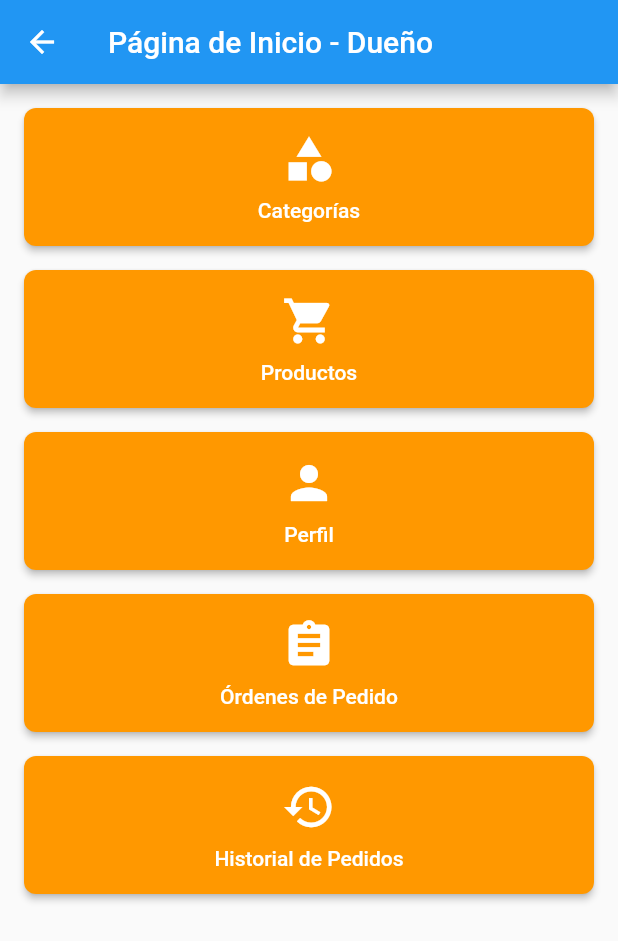
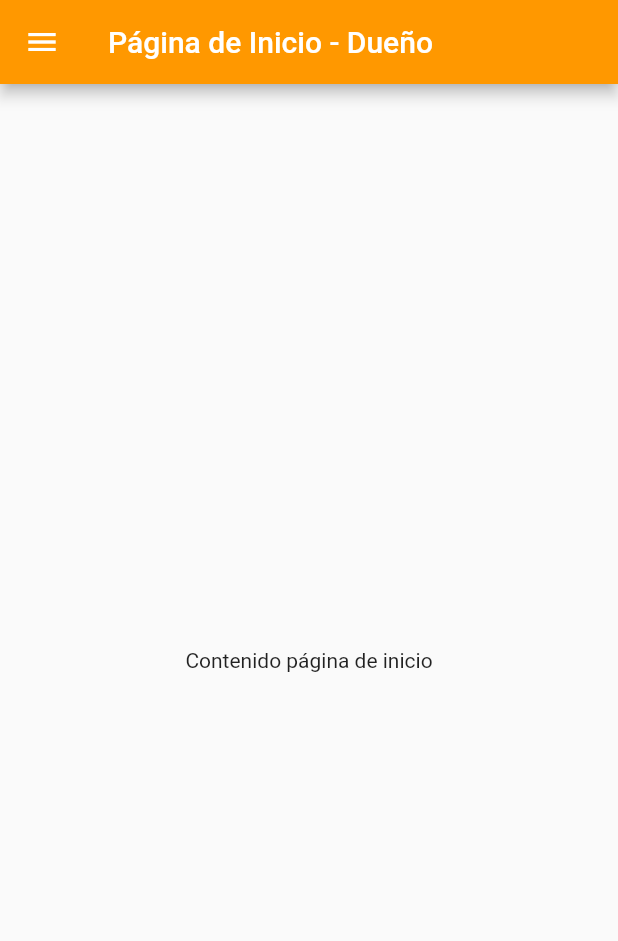
Before and after one commit to CHRISTIANAGUIRRE16/admin_clue_front, a Flutter app: the HomeScreen screen opened directly, on a phone screen of 412 x 824 dp. Shown: the top 941 px of the screen. Run offline on Flutter 3.47's test engine with Material 2 defaults, Android fonts, the phone set to English and light mode, and no system bars; our stand-ins replace carousel_slider; missing offline and left inert: dart:js.

Commit message:
cambios 2

```diff
--- a/lib/screens/home_screen.dart
+++ /dev/null
@@ -1,132 +0,0 @@
-import 'package:flutter/material.dart';
-
-void main() {
-  runApp(MyApp());
-}
-
-class MyApp extends StatelessWidget {
-  @override
-  Widget build(BuildContext context) {
-    return MaterialApp(
-      title: 'Tienda de Víveres - Dueño',
-      theme: ThemeData(
-        primarySwatch: Colors.orange,
-        visualDensity: VisualDensity.adaptivePlatformDensity,
-      ),
-      home: HomeScreen(),
-    );
-  }
-}
-
-class HomeScreen extends StatelessWidget {
-  @override
-  Widget build(BuildContext context) {
-    return Scaffold(
-      appBar: AppBar(
-        title: Text('Página de Inicio - Dueño'),
-      ),
-      body: Padding(
-        padding: const EdgeInsets.all(16.0),
-        child: ListView(
-          children: [
-            CustomButton(
-              text: 'Categorías',
-              icon: Icons.category,
-              onPressed: () {
-                // Navegar a la página de categorías
-                Navigator.push(
-                  context,
-                  MaterialPageRoute(builder: (context) => CategoriesScreen()),
-                );
-              },
-            ),
-            SizedBox(height: 16.0),
-            CustomButton(
-              text: 'Productos',
-              icon: Icons.shopping_cart,
-              onPressed: () {
-                // Navegar a la página de productos
-                Navigator.push(
-                  context,
-                  MaterialPageRoute(builder: (context) => ProductsPage()),
-                );
-              },
-            ),
-            SizedBox(height: 16.0),
-            CustomButton(
-              text: 'Perfil',
-              icon: Icons.person,
-              onPressed: () {
-                // Navegar a la página de perfil
-                Navigator.push(
-                  context,
-                  MaterialPageRoute(builder: (context) => ProfilePage()),
-                );
-              },
-            ),
-            SizedBox(height: 16.0),
-            CustomButton(
-              text: 'Órdenes de Pedido',
-              icon: Icons.assignment,
-              onPressed: () {
-                // Navegar a la página de órdenes de pedido
-                Navigator.push(
-                  context,
-                  MaterialPageRoute(builder: (context) => OrdersPage()),
-                );
-              },
-            ),
-            SizedBox(height: 16.0),
-            CustomButton(
-              text: 'Historial de Pedidos',
-              icon: Icons.history,
-              onPressed: () {
-                // Navegar a la página de historial de pedidos
-                Navigator.push(
-                  context,
-                  MaterialPageRoute(builder: (context) => OrderHistoryPage()),
-                );
-              },
-            ),
-          ],
-        ),
-      ),
-    );
-  }
-}
-
-class CustomButton extends StatelessWidget {
-  final String text;
-  final IconData icon;
-  final Function()? onPressed;
-
-  const CustomButton({
-    required this.text,
-    required this.icon,
-    required this.onPressed,
-  });
-
-  @override
-  Widget build(BuildContext context) {
-    return ElevatedButton(
-      onPressed: onPressed,
-      style: ElevatedButton.styleFrom(
-        backgroundColor: Colors.orange,
-        foregroundColor: Colors.white,
-        padding: EdgeInsets.all(16.0),
-        shape: RoundedRectangleBorder(
-          borderRadius: BorderRadius.circular(8.0),
-        ),
-      ),
-      child: Column(
-        children: [
-          Icon(icon, size: 36.0),
-          SizedBox(height: 8.0),
-          Text(text),
-        ],
-      ),
-    );
-  }
-}
-
-// Resto del código sin cambios...
--- /dev/null
+++ b/lib/screens/store/home_screen.dart
@@ -0,0 +1,14 @@
+import 'package:admin_front/widgets/custom_app_bar.dart';
+import 'package:flutter/material.dart';
+
+class HomeScreen extends StatelessWidget {
+  @override
+  Widget build(BuildContext context) {
+    return Scaffold(
+      appBar: CustomAppBar(), // Utiliza directamente CustomAppBar aquí
+      body: Center(
+        child: Text('Contenido página de inicio'),
+      ),
+    );
+  }
+}
--- a/lib/widgets/custom_app_bar.dart
+++ b/lib/widgets/custom_app_bar.dart
@@ -1,26 +1,100 @@
+import 'dart:js';
+
 import 'package:flutter/material.dart';
+import 'package:admin_front/screens/auth/login_screen.dart';
+import 'package:admin_front/screens/store/categories/categories_screen.dart';
+import 'package:admin_front/screens/store/orders/order_history_screen.dart';
+import 'package:admin_front/screens/store/orders/orders_screen.dart';
+import 'package:admin_front/screens/store/products/products_screen.dart';
+import 'package:admin_front/screens/store/profile_screen.dart';
 
-class CustomAppBar extends StatelessWidget {
-  final String title;
-
-  const CustomAppBar({required this.title});
-
-  @override
-  Widget build(BuildContext context) {
-    return AppBar(
-      title: Text(title),
-      backgroundColor: Colors.orange,
-    );
-  }
-}
-
-// Widget para el appBar
-/*class HomeScreen extends StatelessWidget {
+class CustomAppBar extends StatelessWidget implements PreferredSizeWidget {
   @override
   Widget build(BuildContext context) {
     return Scaffold(
-      appBar: CustomAppBar(title: 'Página Principal'),
-      // Resto del contenido de la pantalla...
+      appBar: AppBar(
+        backgroundColor: Colors.orange,
+        title: Text('Página de Inicio - Dueño'),
+        iconTheme: IconThemeData(color: Colors.white),
+      ),
+      drawer: Drawer(
+        child: Column(
+          children: [
+            Container(
+              color: Colors.orange,
+              padding: EdgeInsets.all(20),
+              alignment: Alignment.centerLeft,
+              child: Text(
+                'Menú',
+                style: TextStyle(
+                  color: Colors.white,
+                  fontSize: 24,
+                  fontWeight: FontWeight.bold,
+                ),
+              ),
+            ),
+            _buildMenuItem('Perfil', Icons.person, () {
+              Navigator.push(
+                context,
+                MaterialPageRoute(builder: (context) => ProfileScreen()),
+              );
+            }),
+            _buildMenuItem('Categorías', Icons.category, () {
+              Navigator.push(
+                context,
+                MaterialPageRoute(builder: (context) => CategoriesScreen()),
+              );
+            }),
+            _buildMenuItem('Productos', Icons.shopping_cart, () {
+              Navigator.push(
+                context,
+                MaterialPageRoute(builder: (context) => ProductsScreen()),
+              );
+            }),
+            _buildMenuItem('Órdenes', Icons.assignment, () {
+              Navigator.push(
+                context,
+                MaterialPageRoute(builder: (context) => OrdersScreen()),
+              );
+            }),
+            _buildMenuItem('Historial', Icons.history, () {
+              Navigator.push(
+                context,
+                MaterialPageRoute(builder: (context) => OrderHistoryScreen()),
+              );
+            }),
+            _buildMenuItem('Cerrar Sesión', Icons.exit_to_app, () {
+              Navigator.push(
+                context,
+                MaterialPageRoute(builder: (context) => LoginScreen()),
+              );
+            }),
+          ],
+        ),
+      ),
     );
   }
-} */
+
+  Widget _buildMenuItem(String text, IconData icon, VoidCallback onPressed) {
+    return ListTile(
+      leading: Icon(
+        icon,
+        color: Colors.orange, // Cambiado a color naranja para que sea visible
+      ),
+      title: Text(
+        text,
+        style: TextStyle(
+          color: Colors.black, // Cambiado a color negro para que sea visible
+          fontWeight: FontWeight.bold,
+        ),
+      ),
+      onTap: () {
+        onPressed();
+        Navigator.pop(context as BuildContext); // Cierra el Drawer después de hacer tap
+      },
+    );
+  }
+
+  @override
+  Size get preferredSize => Size.fromHeight(kToolbarHeight);
+}
```
Also changed, not shown: lib/main.dart (+5 -3 lines), lib/screens/auth/login_screen.dart (renamed from lib/screens/login_screen.dart, +4 -3 lines), lib/screens/store/categories/categories_screen.dart (added, +16 -0 lines), lib/screens/store/orders/order_history_screen.dart (added, +16 -0 lines), lib/screens/store/orders/orders_screen.dart (added, +16 -0 lines), lib/screens/store/products/products_screen.dart (added, +16 -0 lines), lib/screens/store/profile_screen.dart (added, +16 -0 lines), lib/screens/add_product_screen.dart (deleted), lib/screens/auth/password_confirm_screen.dart (renamed from lib/screens/password_confirm_screen.dart), lib/screens/auth/registration_screen.dart (renamed from lib/screens/registration_screen.dart), lib/screens/categories_screen.dart (deleted), lib/screens/clue/welcome_screen.dart (renamed from lib/screens/welcome_screen.dart), lib/screens/edit_product_screen.dart (deleted), lib/screens/order_history_screen.dart (deleted), 3 more files.
